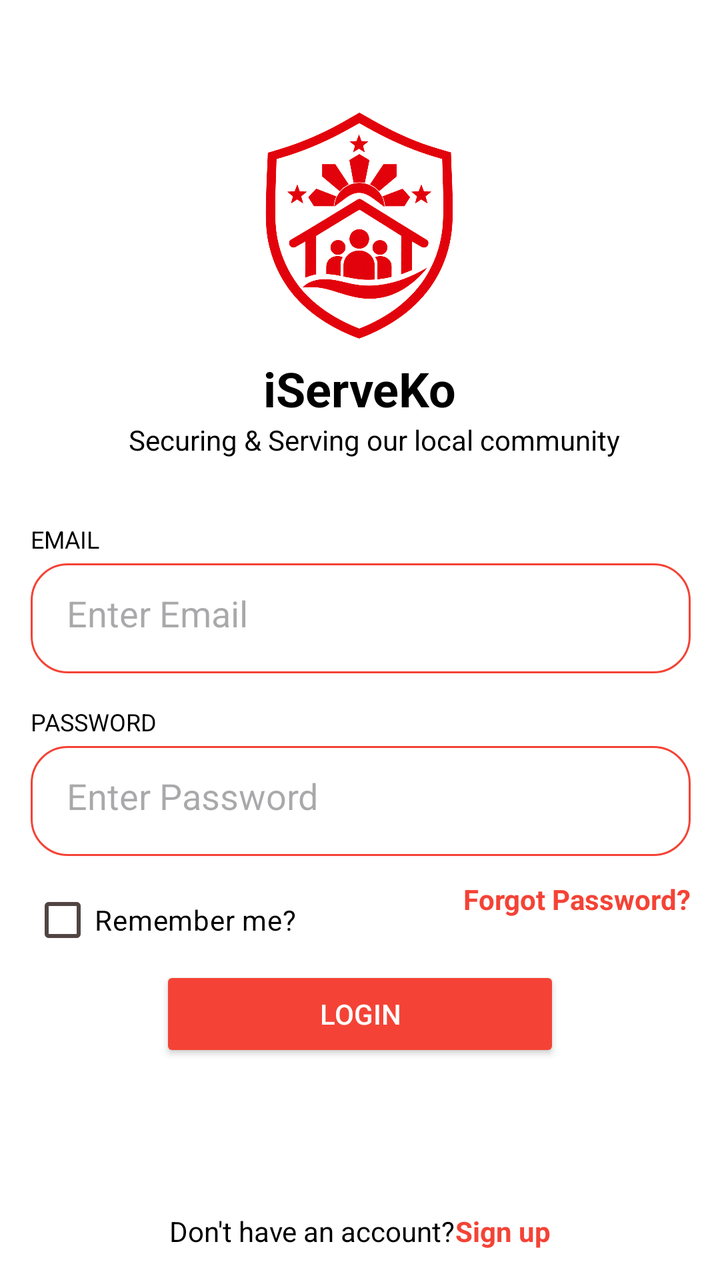
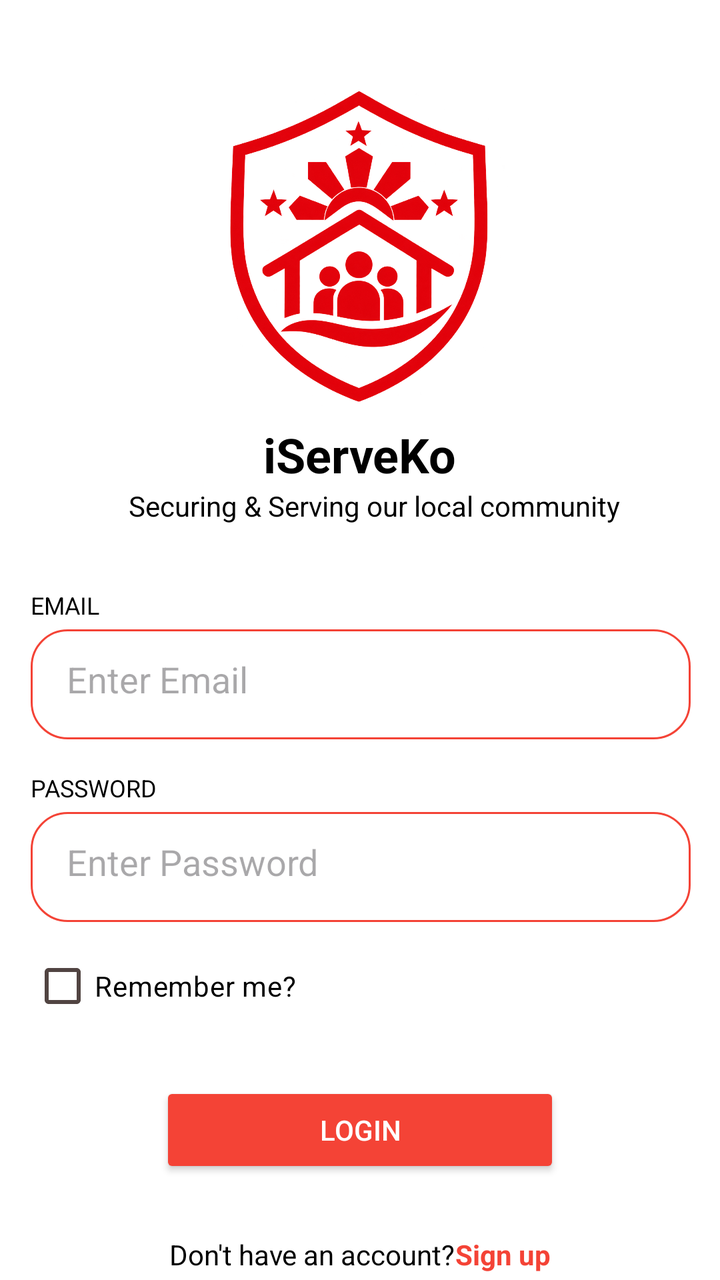

Compare the two renders of this Android layout. The source of the first and the diff that turns it into the second are given below.
<!-- AndroidManifest.xml: application theme Theme.IServeKo -->
<!-- res/layout/activity_main.xml -->
<?xml version="1.0" encoding="utf-8"?>
<androidx.constraintlayout.widget.ConstraintLayout xmlns:android="http://schemas.android.com/apk/res/android"
    xmlns:app="http://schemas.android.com/apk/res-auto"
    xmlns:tools="http://schemas.android.com/tools"
    android:id="@+id/main"
    android:layout_width="match_parent"
    android:layout_height="match_parent"
    android:background="@drawable/designbrg_v2"
    tools:context=".MainActivity">

    <ImageView
        android:id="@+id/imageView"
        android:layout_width="120dp"
        android:layout_height="130dp"
        android:layout_marginTop="48dp"
        android:contentDescription="@string/app_name"
        app:layout_constraintEnd_toEndOf="parent"
        app:layout_constraintHorizontal_bias="0.498"
        app:layout_constraintStart_toStartOf="parent"
        app:layout_constraintTop_toTopOf="parent"
        app:srcCompat="@drawable/iserveko_logo" />

    <TextView
        android:id="@+id/textView"
        android:layout_width="wrap_content"
        android:layout_height="wrap_content"
        android:text="@string/iserveko"
        android:textColor="#FF000000"
        android:textSize="24sp"
        android:textStyle="bold"
        app:layout_constraintEnd_toEndOf="parent"
        app:layout_constraintStart_toStartOf="parent"
        app:layout_constraintTop_toBottomOf="@+id/imageView" />

    <TextView
        android:id="@+id/catchphraseText"
        android:layout_width="wrap_content"
        android:layout_height="wrap_content"
        android:text="@string/securing_serving"
        android:textColor="#FF000000"
        app:layout_constraintEnd_toEndOf="parent"
        app:layout_constraintHorizontal_bias="0.564"
        app:layout_constraintStart_toStartOf="parent"
        app:layout_constraintTop_toBottomOf="@+id/textView" />

    <TextView
        android:id="@+id/textView2"
        android:layout_width="wrap_content"
        android:layout_height="wrap_content"
        android:layout_marginTop="32dp"
        android:text="@string/username_label"
        android:textColor="#FF000000"
        android:textSize="12sp"
        app:layout_constraintStart_toStartOf="@+id/username_input"
        app:layout_constraintTop_toBottomOf="@+id/catchphraseText" />

    <EditText
        android:id="@+id/username_input"
        android:layout_width="330dp"
        android:layout_height="55dp"
        android:layout_marginTop="4dp"
        android:background="@drawable/rounded"
        android:ems="10"
        android:hint="@string/username_hint"
        android:importantForAutofill="no"
        android:inputType="text"
        android:padding="18dp"
        android:textColor="#FF000000"
        app:layout_constraintEnd_toEndOf="parent"
        app:layout_constraintHorizontal_bias="0.506"
        app:layout_constraintStart_toStartOf="parent"
        app:layout_constraintTop_toBottomOf="@+id/textView2" />

    <TextView
        android:id="@+id/textView3"
        android:layout_width="wrap_content"
        android:layout_height="wrap_content"
        android:layout_marginTop="16dp"
        android:text="@string/password_label"
        android:textColor="#FF000000"
        android:textSize="12sp"
        app:layout_constraintStart_toStartOf="@+id/password_input"
        app:layout_constraintTop_toBottomOf="@+id/username_input" />

    <EditText
        android:id="@+id/password_input"
        android:layout_width="330dp"
        android:layout_height="55dp"
        android:layout_marginTop="4dp"
        android:background="@drawable/rounded"
        android:ems="10"
        android:hint="@string/password_hint"
        android:importantForAutofill="no"
        android:inputType="textPassword"
        android:padding="18dp"
        android:textColor="#FF000000"
        app:layout_constraintEnd_toEndOf="parent"
        app:layout_constraintHorizontal_bias="0.506"
        app:layout_constraintStart_toStartOf="parent"
        app:layout_constraintTop_toBottomOf="@+id/textView3" />

    <CheckBox
        android:id="@+id/checkBox"
        android:layout_width="wrap_content"
        android:layout_height="wrap_content"
        android:layout_marginTop="8dp"
        android:text="@string/remember_me"
        android:textColor="#FF000000"
        app:layout_constraintStart_toStartOf="@+id/password_input"
        app:layout_constraintTop_toBottomOf="@+id/password_input" />

    <TextView
        android:id="@+id/forgotPasswordText"
        android:layout_width="wrap_content"
        android:layout_height="wrap_content"
        android:layout_marginTop="12dp"
        android:text="Forgot Password?"
        android:textColor="#F44336"
        android:textSize="14sp"
        android:textStyle="bold"
        app:layout_constraintEnd_toEndOf="@+id/password_input"
        app:layout_constraintTop_toBottomOf="@+id/password_input" />

    <Button
        android:id="@+id/button"
        android:layout_width="200dp"
        android:layout_height="48dp"
        android:layout_marginTop="24dp"
        android:backgroundTint="#F44336"
        android:text="@string/login"
        android:textColor="#FFFFFFFF"
        app:layout_constraintEnd_toEndOf="parent"
        app:layout_constraintStart_toStartOf="parent"
        app:layout_constraintTop_toBottomOf="@+id/forgotPasswordText" />

    <LinearLayout
        android:layout_width="wrap_content"
        android:layout_height="wrap_content"
        android:layout_marginTop="15dp"
        android:gravity="center"
        android:orientation="horizontal"
        app:layout_constraintBottom_toBottomOf="parent"
        app:layout_constraintEnd_toEndOf="parent"
        app:layout_constraintStart_toStartOf="parent"
        app:layout_constraintTop_toBottomOf="@+id/button"
        app:layout_constraintVertical_bias="0.8">

        <TextView
            android:layout_width="wrap_content"
            android:layout_height="wrap_content"
            android:text="@string/dont_have_account"
            android:textColor="#FF000000"
            android:textSize="14sp" />

        <TextView
            android:id="@+id/signupText"
            android:layout_width="wrap_content"
            android:layout_height="wrap_content"
            android:clickable="true"
            android:focusable="true"
            android:text="@string/sign_up"
            android:textColor="#F44336"
            android:textSize="14sp"
            android:textStyle="bold" />
    </LinearLayout>

</androidx.constraintlayout.widget.ConstraintLayout>
<!-- resources referenced by this layout -->
<resources>
  <!-- drawable designbrg_v2 (drawable) -->
  <?xml version="1.0" encoding="utf-8"?>
  <shape xmlns:android="http://schemas.android.com/apk/res/android">
       <solid android:color="#FFFFFFFF"/>
  </shape>
  <!-- drawable iserveko_logo: png bitmap (drawable, 601300 bytes) -->
  <!-- drawable rounded (drawable) -->
  <?xml version="1.0" encoding="utf-8"?>
  <shape xmlns:android="http://schemas.android.com/apk/res/android"
      android:shape="rectangle">
      <corners android:radius="18dp"/>
      <stroke android:width="1dp" android:color="#F44336"/>
  </shape>
  <string name="app_name">IServeKo</string>
  <string name="dont_have_account">Don\'t have an account? </string>
  <string name="iserveko">iServeKo</string>
  <string name="login">Login</string>
  <string name="password_hint">Enter Password</string>
  <string name="password_label">PASSWORD</string>
  <string name="remember_me">Remember me?</string>
  <string name="securing_serving">Securing &amp; Serving our local community</string>
  <string name="sign_up">Sign up</string>
  <string name="username_hint">Enter Email</string>
  <string name="username_label">EMAIL</string>
  <style name="Theme.IServeKo" parent="Base.Theme.IServeKo" />
  <style name="Base.Theme.IServeKo" parent="Theme.Material3.DayNight.NoActionBar">
          <item name="colorPrimary">@color/primary</item>
          <item name="colorOnPrimary">@color/onPrimary</item>
          <item name="colorPrimaryContainer">@color/primaryContainer</item>
          <item name="colorOnPrimaryContainer">@color/onPrimaryContainer</item>
  
          <item name="colorSecondary">@color/secondary</item>
          <item name="colorOnSecondary">@color/onSecondary</item>
          <item name="colorSecondaryContainer">@color/secondaryContainer</item>
          <item name="colorOnSecondaryContainer">@color/onSecondaryContainer</item>
  
          <item name="android:colorBackground">@color/surface</item>
          <item name="colorSurface">@color/surface</item>
          <item name="colorOnSurface">@color/onSurface</item>
          <item name="colorSurfaceVariant">@color/surfaceVariant</item>
          <item name="colorOnSurfaceVariant">@color/onSurfaceVariant</item>
          <item name="colorOutline">@color/outline</item>
  
          <item name="android:statusBarColor">@color/surface</item>
          <item name="android:windowLightStatusBar">true</item>
          <item name="android:navigationBarColor">@color/primary</item>
          <item name="android:windowActionModeOverlay">true</item>
      </style>
  <color name="primary">#B3261E</color>
  <color name="onPrimary">#FFFFFFFF</color>
  <color name="primaryContainer">#F9DEDC</color>
  <color name="onPrimaryContainer">#410E0B</color>
  <color name="secondary">#775A00</color>
  <color name="onSecondary">#FFFFFFFF</color>
  <color name="secondaryContainer">#FFDF91</color>
  <color name="onSecondaryContainer">#251A00</color>
  <color name="surface">#FFFBFF</color>
  <color name="onSurface">#201A19</color>
  <color name="surfaceVariant">#F4EDEA</color>
  <color name="onSurfaceVariant">#514442</color>
  <color name="outline">#857370</color>
</resources>

<!-- the commit's change to res/layout/activity_main.xml (unified diff, before → after) -->
@@ -10,9 +10,9 @@
 
     <ImageView
         android:id="@+id/imageView"
-        android:layout_width="120dp"
-        android:layout_height="130dp"
-        android:layout_marginTop="48dp"
+        android:layout_width="165dp"
+        android:layout_height="175dp"
+        android:layout_marginTop="36dp"
         android:contentDescription="@string/app_name"
         app:layout_constraintEnd_toEndOf="parent"
         app:layout_constraintHorizontal_bias="0.498"
@@ -109,18 +109,6 @@
         app:layout_constraintStart_toStartOf="@+id/password_input"
         app:layout_constraintTop_toBottomOf="@+id/password_input" />
 
-    <TextView
-        android:id="@+id/forgotPasswordText"
-        android:layout_width="wrap_content"
-        android:layout_height="wrap_content"
-        android:layout_marginTop="12dp"
-        android:text="Forgot Password?"
-        android:textColor="#F44336"
-        android:textSize="14sp"
-        android:textStyle="bold"
-        app:layout_constraintEnd_toEndOf="@+id/password_input"
-        app:layout_constraintTop_toBottomOf="@+id/password_input" />
-
     <Button
         android:id="@+id/button"
         android:layout_width="200dp"
@@ -131,7 +119,7 @@
         android:textColor="#FFFFFFFF"
         app:layout_constraintEnd_toEndOf="parent"
         app:layout_constraintStart_toStartOf="parent"
-        app:layout_constraintTop_toBottomOf="@+id/forgotPasswordText" />
+        app:layout_constraintTop_toBottomOf="@+id/checkBox" />
 
     <LinearLayout
         android:layout_width="wrap_content"
